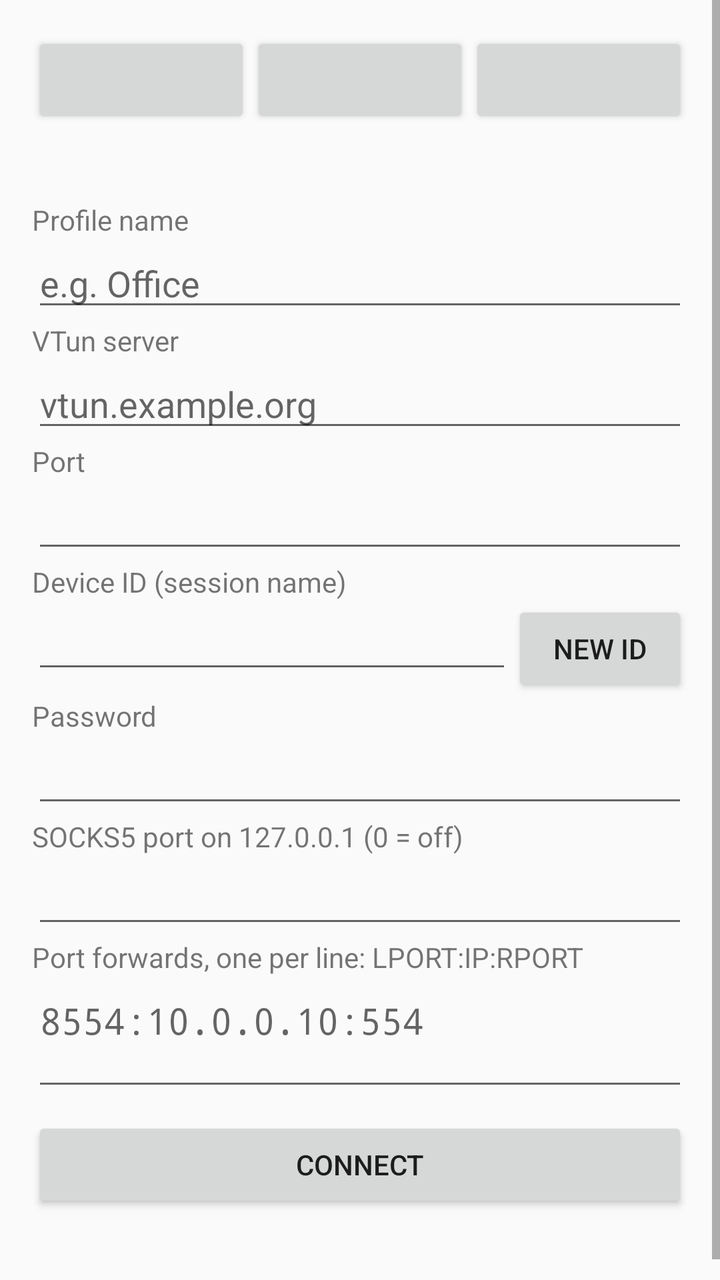
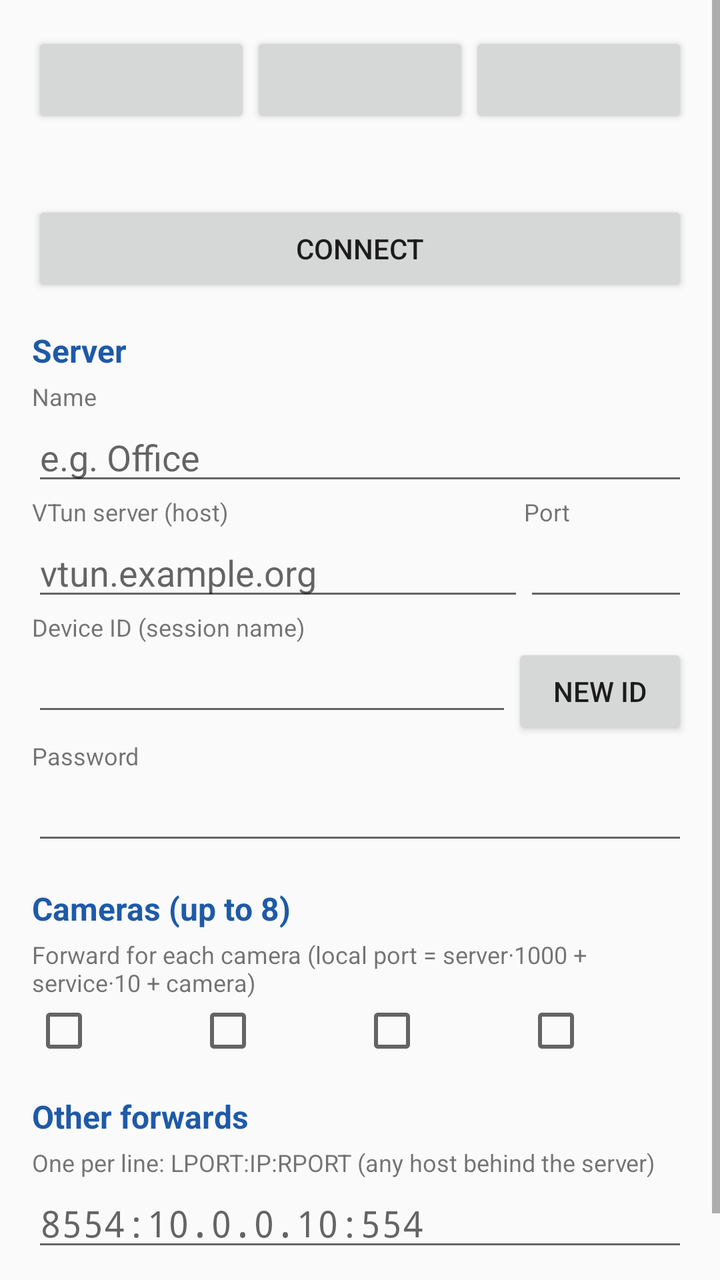

Two renders of the same Android screen: before a commit and after it. Below are the layout's source before the change and the commit's diff.
<!-- AndroidManifest.xml: application theme android:Theme.Material.Light.DarkActionBar -->
<!-- res/layout/activity_main.xml -->
<?xml version="1.0" encoding="utf-8"?>
<ScrollView xmlns:android="http://schemas.android.com/apk/res/android"
    android:layout_width="match_parent"
    android:layout_height="match_parent"
    android:fitsSystemWindows="true">

    <LinearLayout
        android:layout_width="match_parent"
        android:layout_height="wrap_content"
        android:orientation="vertical"
        android:padding="16dp">

        
        <LinearLayout
            android:layout_width="match_parent"
            android:layout_height="wrap_content"
            android:orientation="horizontal">
            <Button
                android:id="@+id/profile_1"
                android:layout_width="0dp"
                android:layout_height="wrap_content"
                android:layout_weight="1"
                android:singleLine="true" />
            <Button
                android:id="@+id/profile_2"
                android:layout_width="0dp"
                android:layout_height="wrap_content"
                android:layout_weight="1"
                android:singleLine="true" />
            <Button
                android:id="@+id/profile_3"
                android:layout_width="0dp"
                android:layout_height="wrap_content"
                android:layout_weight="1"
                android:singleLine="true" />
        </LinearLayout>

        <TextView
            android:id="@+id/state"
            android:layout_width="match_parent"
            android:layout_height="wrap_content"
            android:textSize="18sp"
            android:textStyle="bold"
            android:paddingBottom="12dp" />

        <TextView android:layout_width="wrap_content" android:layout_height="wrap_content"
            android:text="@string/profile_name" />
        <EditText
            android:id="@+id/profile_name"
            android:layout_width="match_parent"
            android:layout_height="wrap_content"
            android:inputType="textCapSentences"
            android:hint="@string/profile_name_hint" />

        <TextView android:layout_width="wrap_content" android:layout_height="wrap_content"
            android:text="@string/server" />
        <EditText
            android:id="@+id/host"
            android:layout_width="match_parent"
            android:layout_height="wrap_content"
            android:inputType="textUri"
            android:hint="vtun.example.org" />

        <TextView android:layout_width="wrap_content" android:layout_height="wrap_content"
            android:text="@string/port" />
        <EditText
            android:id="@+id/port"
            android:layout_width="match_parent"
            android:layout_height="wrap_content"
            android:inputType="number" />

        <TextView android:layout_width="wrap_content" android:layout_height="wrap_content"
            android:text="@string/device_id" />
        <LinearLayout
            android:layout_width="match_parent"
            android:layout_height="wrap_content"
            android:orientation="horizontal">
            <EditText
                android:id="@+id/device_id"
                android:layout_width="0dp"
                android:layout_height="wrap_content"
                android:layout_weight="1"
                android:fontFamily="monospace"
                android:inputType="textCapCharacters|textNoSuggestions"
                android:maxLength="12" />
            <Button
                android:id="@+id/generate"
                android:layout_width="wrap_content"
                android:layout_height="wrap_content"
                android:text="@string/generate" />
        </LinearLayout>

        <TextView android:layout_width="wrap_content" android:layout_height="wrap_content"
            android:text="@string/password" />
        <EditText
            android:id="@+id/password"
            android:layout_width="match_parent"
            android:layout_height="wrap_content"
            android:inputType="textPassword" />

        <TextView android:layout_width="wrap_content" android:layout_height="wrap_content"
            android:text="@string/socks_port" />
        <EditText
            android:id="@+id/socks_port"
            android:layout_width="match_parent"
            android:layout_height="wrap_content"
            android:inputType="number" />

        <TextView android:layout_width="wrap_content" android:layout_height="wrap_content"
            android:text="@string/forwards" />
        <EditText
            android:id="@+id/forwards"
            android:layout_width="match_parent"
            android:layout_height="wrap_content"
            android:fontFamily="monospace"
            android:gravity="top"
            android:hint="@string/forwards_hint"
            android:inputType="textMultiLine|textNoSuggestions"
            android:minLines="2" />

        <Button
            android:id="@+id/toggle"
            android:layout_width="match_parent"
            android:layout_height="wrap_content"
            android:layout_marginTop="8dp"
            android:text="@string/start" />

        <TextView
            android:id="@+id/details"
            android:layout_width="match_parent"
            android:layout_height="wrap_content"
            android:paddingTop="12dp"
            android:fontFamily="monospace"
            android:textIsSelectable="true"
            android:textSize="12sp" />
    </LinearLayout>
</ScrollView>
<!-- resources referenced by this layout -->
<resources>
  <string name="device_id">Device ID (session name)</string>
  <string name="forwards">Port forwards, one per line: LPORT:IP:RPORT</string>
  <string name="forwards_hint">8554:10.0.0.10:554</string>
  <string name="generate">New ID</string>
  <string name="password">Password</string>
  <string name="port">Port</string>
  <string name="profile_name">Profile name</string>
  <string name="profile_name_hint">e.g. Office</string>
  <string name="server">VTun server</string>
  <string name="socks_port">SOCKS5 port on 127.0.0.1 (0 = off)</string>
  <string name="start">Connect</string>
</resources>

<!-- the commit's change to res/layout/activity_main.xml (unified diff, before → after) -->
@@ -41,36 +41,58 @@
             android:layout_height="wrap_content"
             android:textSize="18sp"
             android:textStyle="bold"
-            android:paddingBottom="12dp" />
+            android:paddingTop="4dp"
+            android:paddingBottom="8dp" />
 
-        <TextView android:layout_width="wrap_content" android:layout_height="wrap_content"
-            android:text="@string/profile_name" />
+        <Button
+            android:id="@+id/toggle"
+            android:layout_width="match_parent"
+            android:layout_height="wrap_content"
+            android:text="@string/start" />
+
+        
+        <TextView style="@style/Section" android:text="@string/section_server" />
+
+        <TextView style="@style/Label" android:text="@string/server_name" />
         <EditText
             android:id="@+id/profile_name"
             android:layout_width="match_parent"
             android:layout_height="wrap_content"
             android:inputType="textCapSentences"
-            android:hint="@string/profile_name_hint" />
+            android:hint="@string/server_name_hint" />
 
-        <TextView android:layout_width="wrap_content" android:layout_height="wrap_content"
-            android:text="@string/server" />
-        <EditText
-            android:id="@+id/host"
+        <LinearLayout
             android:layout_width="match_parent"
             android:layout_height="wrap_content"
-            android:inputType="textUri"
-            android:hint="vtun.example.org" />
+            android:orientation="horizontal">
+            <LinearLayout
+                android:layout_width="0dp"
+                android:layout_height="wrap_content"
+                android:layout_weight="3"
+                android:orientation="vertical">
+                <TextView style="@style/Label" android:text="@string/server" />
+                <EditText
+                    android:id="@+id/host"
+                    android:layout_width="match_parent"
+                    android:layout_height="wrap_content"
+                    android:inputType="textUri"
+                    android:hint="vtun.example.org" />
+            </LinearLayout>
+            <LinearLayout
+                android:layout_width="0dp"
+                android:layout_height="wrap_content"
+                android:layout_weight="1"
+                android:orientation="vertical">
+                <TextView style="@style/Label" android:text="@string/port" />
+                <EditText
+                    android:id="@+id/port"
+                    android:layout_width="match_parent"
+                    android:layout_height="wrap_content"
+                    android:inputType="number" />
+            </LinearLayout>
+        </LinearLayout>
 
-        <TextView android:layout_width="wrap_content" android:layout_height="wrap_content"
-            android:text="@string/port" />
-        <EditText
-            android:id="@+id/port"
-            android:layout_width="match_parent"
-            android:layout_height="wrap_content"
-            android:inputType="number" />
-
-        <TextView android:layout_width="wrap_content" android:layout_height="wrap_content"
-            android:text="@string/device_id" />
+        <TextView style="@style/Label" android:text="@string/device_id" />
         <LinearLayout
             android:layout_width="match_parent"
             android:layout_height="wrap_content"
@@ -90,24 +112,39 @@
                 android:text="@string/generate" />
         </LinearLayout>
 
-        <TextView android:layout_width="wrap_content" android:layout_height="wrap_content"
-            android:text="@string/password" />
+        <TextView style="@style/Label" android:text="@string/password" />
         <EditText
             android:id="@+id/password"
             android:layout_width="match_parent"
             android:layout_height="wrap_content"
             android:inputType="textPassword" />
 
-        <TextView android:layout_width="wrap_content" android:layout_height="wrap_content"
-            android:text="@string/socks_port" />
-        <EditText
-            android:id="@+id/socks_port"
+        
+        <TextView style="@style/Section" android:text="@string/section_cameras" />
+        <TextView style="@style/Label" android:text="@string/services" />
+        <LinearLayout
             android:layout_width="match_parent"
             android:layout_height="wrap_content"
-            android:inputType="number" />
+            android:orientation="horizontal">
+            <CheckBox android:id="@+id/svc_rtsp" android:layout_width="0dp" android:layout_height="wrap_content"
+                android:layout_weight="1" android:singleLine="true" />
+            <CheckBox android:id="@+id/svc_http" android:layout_width="0dp" android:layout_height="wrap_content"
+                android:layout_weight="1" android:singleLine="true" />
+            <CheckBox android:id="@+id/svc_ssh" android:layout_width="0dp" android:layout_height="wrap_content"
+                android:layout_weight="1" android:singleLine="true" />
+            <CheckBox android:id="@+id/svc_socks" android:layout_width="0dp" android:layout_height="wrap_content"
+                android:layout_weight="1" android:singleLine="true" />
+        </LinearLayout>
 
-        <TextView android:layout_width="wrap_content" android:layout_height="wrap_content"
-            android:text="@string/forwards" />
+        
+        <LinearLayout
+            android:id="@+id/cameras"
+            android:layout_width="match_parent"
+            android:layout_height="wrap_content"
+            android:orientation="vertical" />
+
+        <TextView style="@style/Section" android:text="@string/section_extra" />
+        <TextView style="@style/Label" android:text="@string/forwards" />
         <EditText
             android:id="@+id/forwards"
             android:layout_width="match_parent"
@@ -116,14 +153,7 @@
             android:gravity="top"
             android:hint="@string/forwards_hint"
             android:inputType="textMultiLine|textNoSuggestions"
-            android:minLines="2" />
-
-        <Button
-            android:id="@+id/toggle"
-            android:layout_width="match_parent"
-            android:layout_height="wrap_content"
-            android:layout_marginTop="8dp"
-            android:text="@string/start" />
+            android:minLines="1" />
 
         <TextView
             android:id="@+id/details"
<!-- resource entries referenced after the edit -->
@@ -1,15 +1,32 @@
 <!-- resources referenced by this layout -->
 <resources>
   <string name="device_id">Device ID (session name)</string>
-  <string name="forwards">Port forwards, one per line: LPORT:IP:RPORT</string>
+  <string name="forwards">One per line: LPORT:IP:RPORT (any host behind the server)</string>
   <string name="forwards_hint">8554:10.0.0.10:554</string>
   <string name="generate">New ID</string>
   <string name="password">Password</string>
   <string name="port">Port</string>
-  <string name="profile_name">Profile name</string>
-  <string name="profile_name_hint">e.g. Office</string>
-  <string name="server">VTun server</string>
-  <string name="socks_port">SOCKS5 port on 127.0.0.1 (0 = off)</string>
+  <string name="section_cameras">Cameras (up to 8)</string>
+  <string name="section_extra">Other forwards</string>
+  <string name="section_server">Server</string>
+  <string name="server">VTun server (host)</string>
+  <string name="server_name">Name</string>
+  <string name="server_name_hint">e.g. Office</string>
+  <string name="services">Forward for each camera (local port = server·1000 + service·10 + camera)</string>
   <string name="start">Connect</string>
+  <style name="Label">
+          <item name="android:layout_width">wrap_content</item>
+          <item name="android:layout_height">wrap_content</item>
+          <item name="android:textSize">12sp</item>
+      </style>
+  <style name="Section">
+          <item name="android:layout_width">match_parent</item>
+          <item name="android:layout_height">wrap_content</item>
+          <item name="android:paddingTop">16dp</item>
+          <item name="android:paddingBottom">4dp</item>
+          <item name="android:textSize">16sp</item>
+          <item name="android:textStyle">bold</item>
+          <item name="android:textColor">#FF1E5AA8</item>
+      </style>
 </resources>
 
